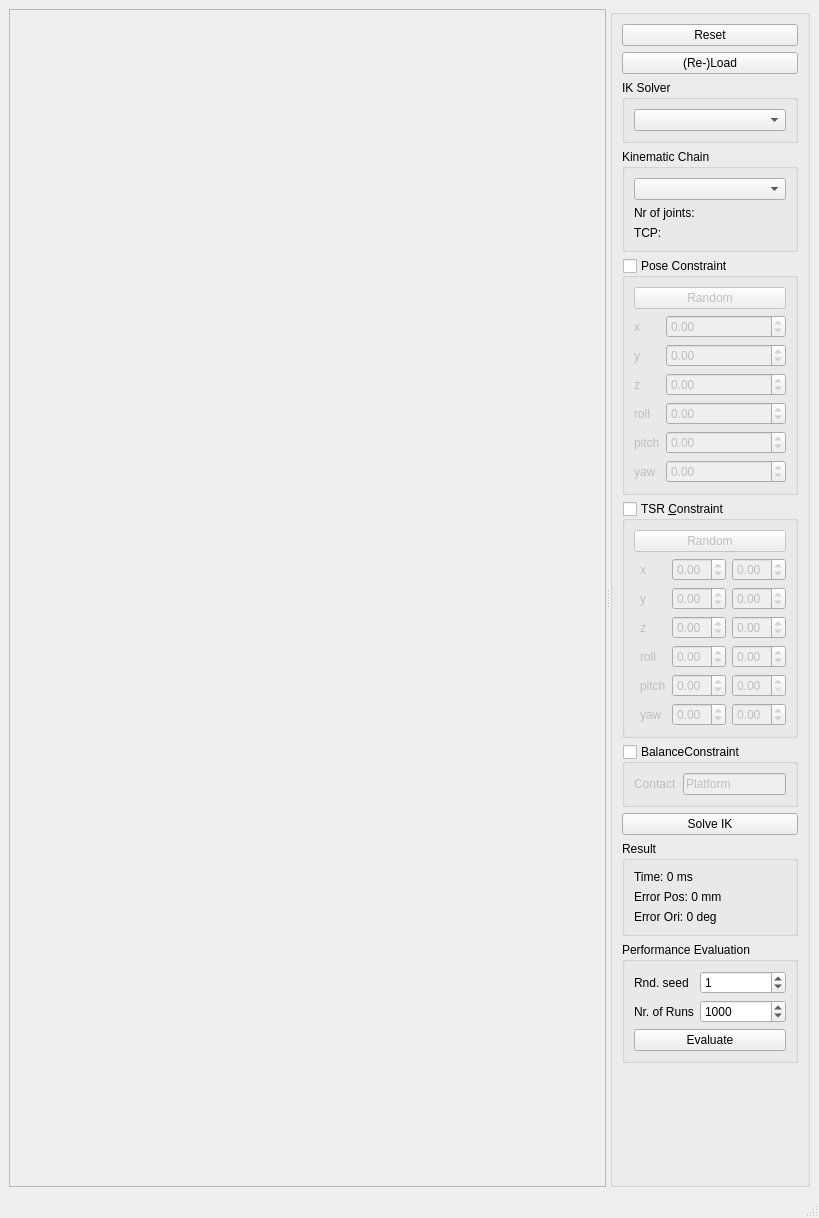
Qt form VirtualRobot/examples/ConstrainedIK/ConstrainedIK.ui (softbankrobotics-research/Simox) before a commit.
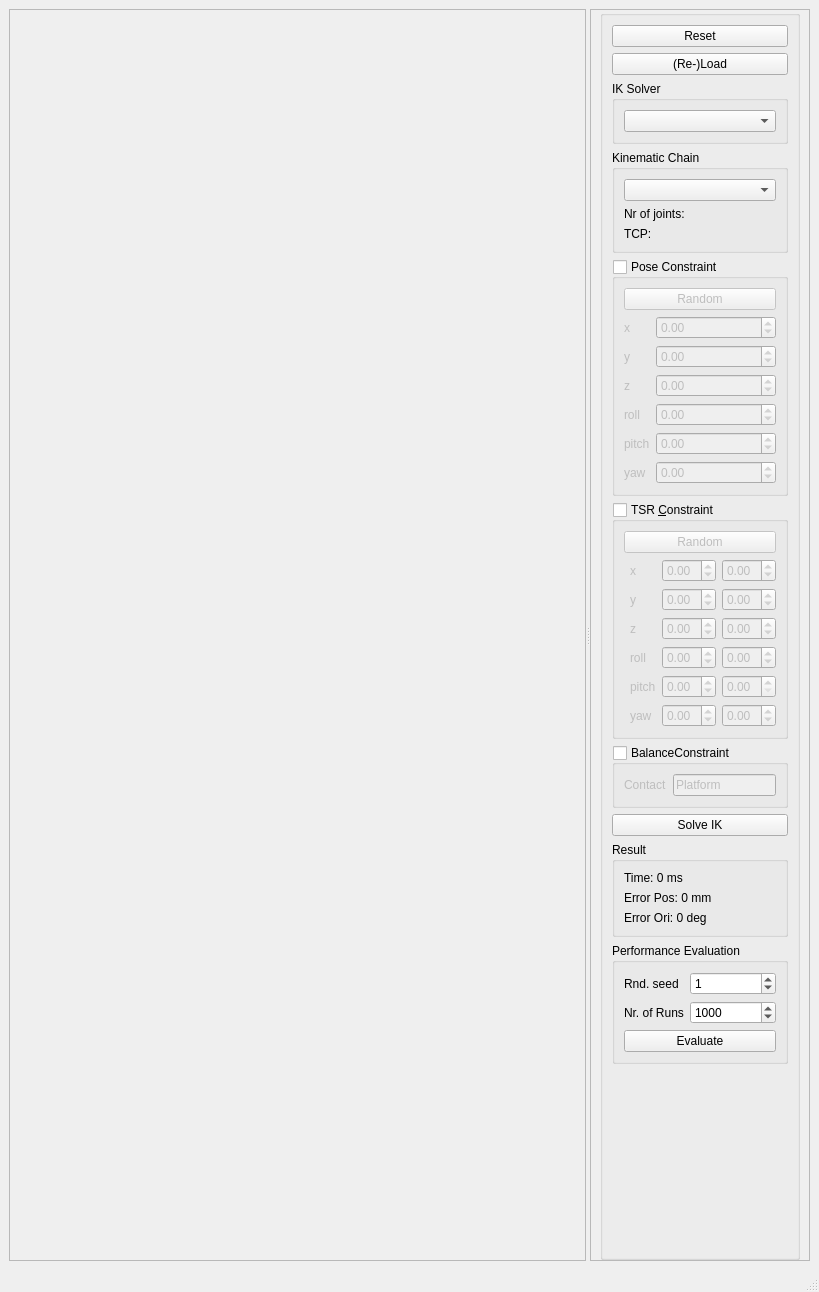
The same form after that commit.

Diff of the .ui file:
```diff
--- a/VirtualRobot/examples/ConstrainedIK/ConstrainedIK.ui
+++ b/VirtualRobot/examples/ConstrainedIK/ConstrainedIK.ui
@@ -7,14 +7,14 @@
     <x>0</x>
     <y>0</y>
     <width>819</width>
-    <height>1218</height>
+    <height>1292</height>
    </rect>
   </property>
   <property name="windowTitle">
    <string>IK Demo</string>
   </property>
   <widget class="QWidget" name="centralwidget">
-   <layout class="QVBoxLayout" name="verticalLayout_2">
+   <layout class="QHBoxLayout" name="horizontalLayout_3">
     <item>
      <widget class="QSplitter" name="splitter">
       <property name="orientation">
@@ -28,7 +28,85 @@
         <enum>QFrame::Raised</enum>
        </property>
       </widget>
+      <widget class="QWidget" name="widget" native="true">
+       <property name="sizePolicy">
+        <sizepolicy hsizetype="Minimum" vsizetype="Preferred">
+         <horstretch>0</horstretch>
+         <verstretch>0</verstretch>
+        </sizepolicy>
+       </property>
+       <property name="maximumSize">
+        <size>
+         <width>220</width>
+         <height>16777215</height>
+        </size>
+       </property>
+       <layout class="QHBoxLayout" name="horizontalLayout">
+        <property name="spacing">
+         <number>0</number>
+        </property>
+        <property name="leftMargin">
+         <number>0</number>
+        </property>
+        <property name="topMargin">
+         <number>0</number>
+        </property>
+        <property name="rightMargin">
+         <number>0</number>
+        </property>
+        <property name="bottomMargin">
+         <number>0</number>
+        </property>
+        <item>
+         <widget class="QScrollArea" name="scrollArea">
+          <property name="sizePolicy">
+           <sizepolicy hsizetype="Minimum" vsizetype="Expanding">
+            <horstretch>0</horstretch>
+            <verstretch>0</verstretch>
+           </sizepolicy>
+          </property>
+          <property name="widgetResizable">
+           <bool>true</bool>
+          </property>
+          <widget class="QWidget" name="scrollAreaWidgetContents_4">
+           <property name="geometry">
+            <rect>
+             <x>0</x>
+             <y>0</y>
+             <width>204</width>
+             <height>1230</height>
+            </rect>
+           </property>
+           <property name="sizePolicy">
+            <sizepolicy hsizetype="Minimum" vsizetype="Preferred">
+             <horstretch>0</horstretch>
+             <verstretch>0</verstretch>
+            </sizepolicy>
+           </property>
+           <layout class="QHBoxLayout" name="horizontalLayout_2">
+            <property name="spacing">
+             <number>0</number>
+            </property>
+            <property name="leftMargin">
+             <number>0</number>
+            </property>
+            <property name="topMargin">
+             <number>0</number>
+            </property>
+            <property name="rightMargin">
+             <number>0</number>
+            </property>
+            <property name="bottomMargin">
+             <number>0</number>
+            </property>
+            <item>
       <widget class="QGroupBox" name="groupBox">
+              <property name="sizePolicy">
+               <sizepolicy hsizetype="Minimum" vsizetype="Preferred">
+                <horstretch>0</horstretch>
+                <verstretch>0</verstretch>
+               </sizepolicy>
+              </property>
        <property name="maximumSize">
         <size>
          <width>200</width>
@@ -535,6 +613,13 @@
         </item>
        </layout>
       </widget>
+            </item>
+           </layout>
+          </widget>
+         </widget>
+        </item>
+       </layout>
+      </widget>
      </widget>
     </item>
    </layout>
```
Left out of the diff: 10 changed lines with no effect on the pictures. Lines whose indentation alone changed are shown as unchanged.
